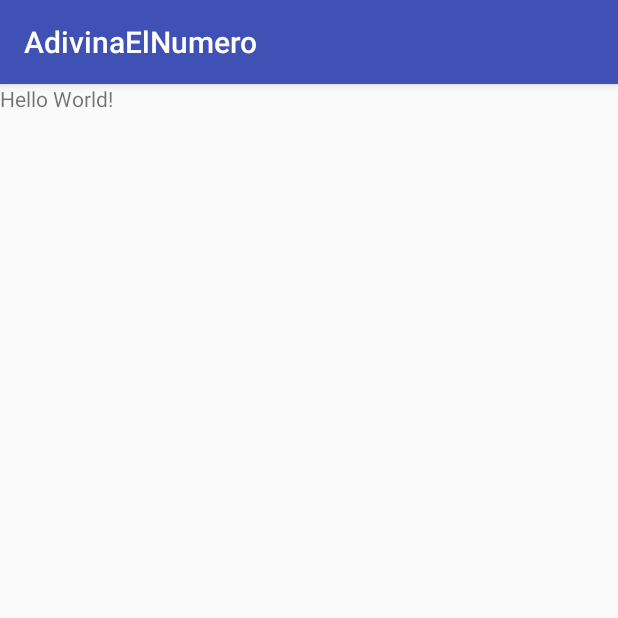
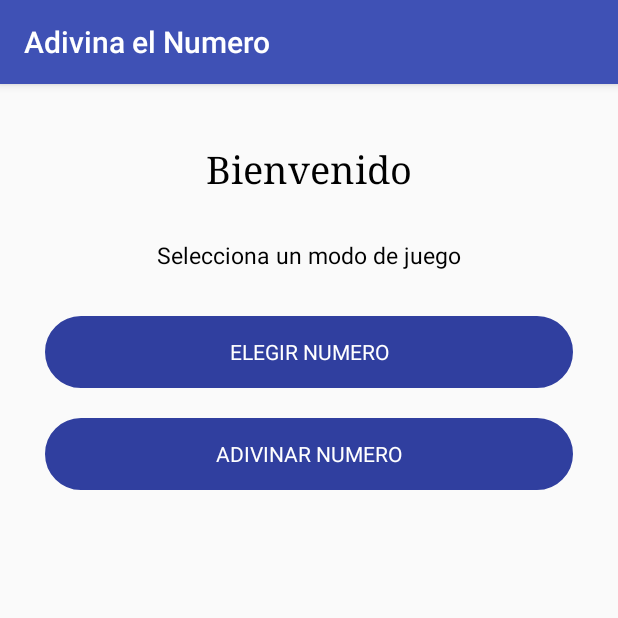
Before and after one commit to BiancaSozzi/adivinarelnumero, an Android app: the screen it shows after launch (MainActivity), on a phone screen of 412 x 824 dp, the top half of it. Run offline under Robolectric (Android 15) with nearby library versions, the phone set to English and light mode, and no system bars.

Commit message:
MainActivity layout complete - strings(en) added

```diff
--- a/app/src/main/AndroidManifest.xml
+++ b/app/src/main/AndroidManifest.xml
@@ -16,6 +16,7 @@
                 <category android:name="android.intent.category.LAUNCHER" />
             </intent-filter>
         </activity>
+        <activity android:name=".GameActivity"></activity>
     </application>
 
 </manifest>
--- /dev/null
+++ b/app/src/main/java/com/bianca/adivinaelnumero/GameActivity.java
@@ -0,0 +1,13 @@
+package com.bianca.adivinaelnumero;
+
+import android.support.v7.app.AppCompatActivity;
+import android.os.Bundle;
+
+public class GameActivity extends AppCompatActivity {
+
+    @Override
+    protected void onCreate(Bundle savedInstanceState) {
+        super.onCreate(savedInstanceState);
+        setContentView(R.layout.activity_game);
+    }
+}
--- /dev/null
+++ b/app/src/main/res/drawable/button_style.xml
@@ -0,0 +1,7 @@
+<?xml version="1.0" encoding="utf-8"?>
+<shape xmlns:android="http://schemas.android.com/apk/res/android"
+    android:shape="rectangle">
+    <corners android:radius="50dp" />
+    <solid/>
+    <stroke android:width="2px" android:color="@color/colorPrimaryDark" />
+</shape>
--- /dev/null
+++ b/app/src/main/res/layout/activity_game.xml
@@ -0,0 +1,9 @@
+<?xml version="1.0" encoding="utf-8"?>
+<android.support.constraint.ConstraintLayout xmlns:android="http://schemas.android.com/apk/res/android"
+    xmlns:app="http://schemas.android.com/apk/res-auto"
+    xmlns:tools="http://schemas.android.com/tools"
+    android:layout_width="match_parent"
+    android:layout_height="match_parent"
+    tools:context=".GameActivity">
+
+</android.support.constraint.ConstraintLayout>
--- a/app/src/main/res/layout/activity_main.xml
+++ b/app/src/main/res/layout/activity_main.xml
@@ -1,19 +1,54 @@
 <?xml version="1.0" encoding="utf-8"?>
+
 <LinearLayout xmlns:android="http://schemas.android.com/apk/res/android"
     xmlns:app="http://schemas.android.com/apk/res-auto"
     xmlns:tools="http://schemas.android.com/tools"
     android:layout_width="match_parent"
     android:layout_height="match_parent"
     android:orientation="vertical"
-    tools:context=".MainActivity">
+    tools:context=".MainActivity"
+    android:padding="20dp" >
 
-    <TextView
-        android:layout_width="wrap_content"
-        android:layout_height="wrap_content"
-        android:text="Hello World!"
-        app:layout_constraintBottom_toBottomOf="parent"
-        app:layout_constraintLeft_toLeftOf="parent"
-        app:layout_constraintRight_toRightOf="parent"
-        app:layout_constraintTop_toTopOf="parent" />
+        <TextView
+            android:layout_width="match_parent"
+            android:layout_height="wrap_content"
+            android:text="@string/welcome_text"
+            android:textAlignment="center"
+            android:textSize="25sp"
+            android:textColor="@android:color/black"
+            android:padding="10dp"
+            android:layout_margin="10dp"
+            android:fontFamily="serif"/>
+
+        <TextView
+            android:layout_width="match_parent"
+            android:layout_height="wrap_content"
+            android:text="@string/choose_an_option_txt"
+            android:textAlignment="center"
+            android:textSize="15sp"
+            android:textColor="@android:color/black"
+            android:padding="10dp"
+            android:layout_marginBottom="10dp"
+            android:fontFamily="sans-serif"/>
+        <Button
+            android:layout_width="match_parent"
+            android:layout_height="wrap_content"
+            android:layout_margin="10dp"
+            android:text="@string/elegir_numero_btn_txt"
+            android:background="@drawable/button_style"
+            android:backgroundTint="@color/colorPrimaryDark"
+            android:textColor="@android:color/white"
+            android:fontFamily="sans-serif"
+            />
+
+        <Button
+            android:layout_width="match_parent"
+            android:layout_height="wrap_content"
+            android:layout_margin="10dp"
+            android:text="@string/adivinar_numero_btn_txt"
+            android:background="@drawable/button_style"
+            android:backgroundTint="@color/colorPrimaryDark"
+            android:textColor="@android:color/white"
+            android:fontFamily="sans-serif"/>
 
 </LinearLayout>
--- a/app/src/main/res/values/strings.xml
+++ b/app/src/main/res/values/strings.xml
@@ -1,3 +1,8 @@
 <resources>
-    <string name="app_name">AdivinaElNumero</string>
+    <string name="app_name">Adivina el Numero</string>
+    <string name="elegir_numero_btn_txt">Elegir Numero</string>
+    <string name="adivinar_numero_btn_txt">Adivinar Numero</string>
+    <string name="welcome_text">Bienvenido</string>
+    <string name="choose_an_option_txt">Selecciona un modo de juego</string>
+
 </resources>
```
Also changed, not shown: 1 other file.
